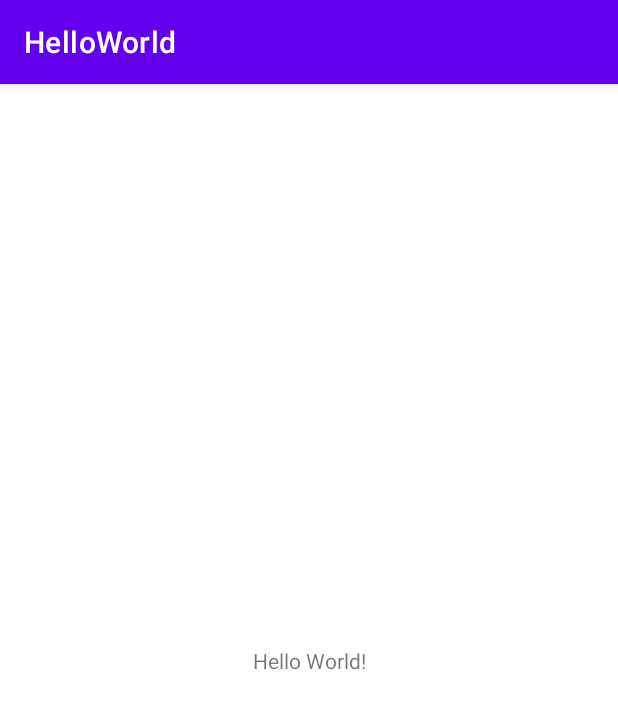
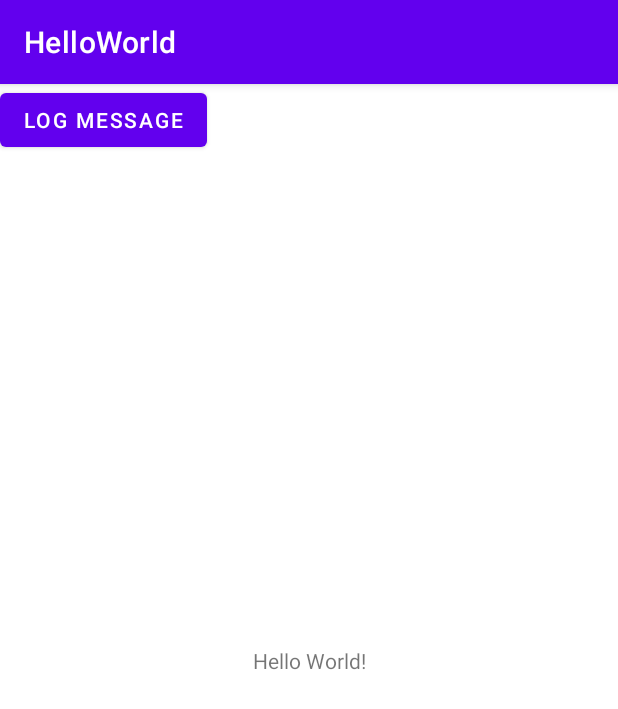
Before and after one commit to ErinChee98/Lab1_HelloWorld, an Android app: the screen it shows after launch (MainActivity), on a phone screen of 412 x 824 dp. Shown: the top 709 px of the screen. Run offline under Robolectric (Android 15) with nearby library versions, the phone set to English and light mode, and no system bars.

Commit message:
added log message

```diff
--- a/HelloWorld/app/build.gradle
+++ b/HelloWorld/app/build.gradle
@@ -8,7 +8,7 @@ android {
     defaultConfig {
         applicationId "com.example.helloworld"
         minSdk 19
-        targetSdk 32
+        targetSdk 31
         versionCode 1
         versionName "1.0"
 
--- a/HelloWorld/app/src/main/java/com/example/helloworld/MainActivity.java
+++ b/HelloWorld/app/src/main/java/com/example/helloworld/MainActivity.java
@@ -3,6 +3,9 @@ package com.example.helloworld;
 import androidx.appcompat.app.AppCompatActivity;
 
 import android.os.Bundle;
+import android.util.Log;
+import android.view.View;
+import android.widget.Button;
 
 public class MainActivity extends AppCompatActivity {
 
@@ -10,5 +13,14 @@ public class MainActivity extends AppCompatActivity {
     protected void onCreate(Bundle savedInstanceState) {
         super.onCreate(savedInstanceState);
         setContentView(R.layout.activity_main);
+
+        Button btnLog = (Button) findViewById(R.id.btnLog);
+        btnLog.setOnClickListener(new View.OnClickListener() {
+            public void onClick(View v) {
+                Log.d("MainActivity", "Attack of the killer androids");
+            }
+        });
+
+
     }
 }
--- a/HelloWorld/app/src/main/res/layout/activity_main.xml
+++ b/HelloWorld/app/src/main/res/layout/activity_main.xml
@@ -15,4 +15,13 @@
         app:layout_constraintRight_toRightOf="parent"
         app:layout_constraintTop_toTopOf="parent" />
 
+    <Button
+        android:id="@+id/btnLog"
+        android:layout_width="wrap_content"
+        android:layout_height="wrap_content"
+        android:text="Log Message"
+        tools:layout_editor_absoluteX="155dp"
+        tools:layout_editor_absoluteY="216dp"
+        tools:ignore="MissingConstraints" />
+
 </androidx.constraintlayout.widget.ConstraintLayout>
```
